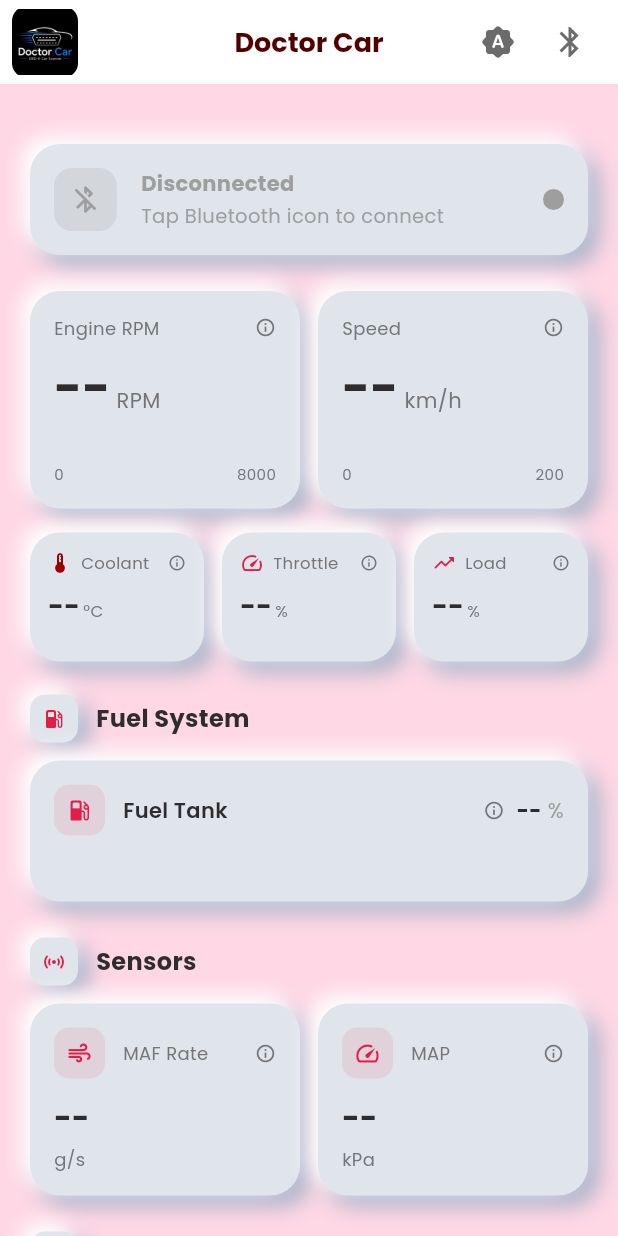
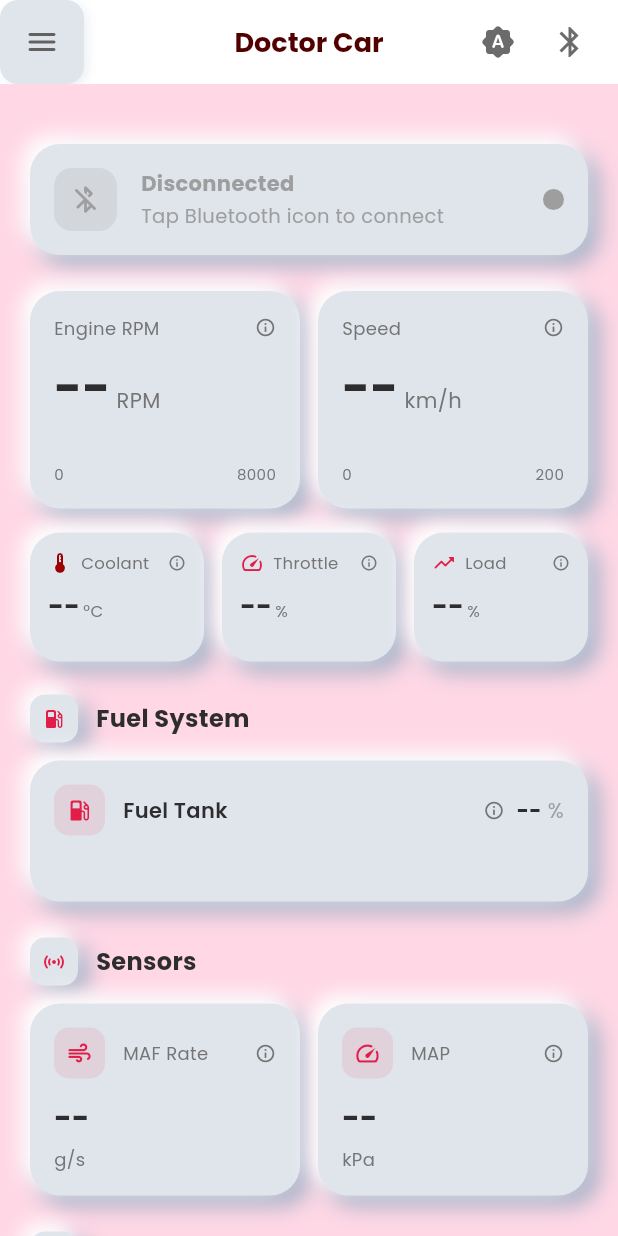
Before and after one commit to clawdy31/obd-car-scanner, a Flutter app: the screen it shows after launch, on a phone screen of 412 x 824 dp. Run offline on Flutter 3.47's test engine with Material 3 defaults, Android fonts, the light colour scheme and no system bars; our stand-ins replace flutter_blue_plus, flutter_bluetooth_serial, google_fonts, permission_handler, shared_preferences; statements that could not run were skipped.

Commit message:
Replace app icon with neumorphic three-line menu icon

```diff
--- a/lib/main.dart
+++ b/lib/main.dart
@@ -138,12 +138,22 @@ class _MainScreenState extends State<MainScreen> {
           builder: (ctx) => GestureDetector(
             onTap: () => Scaffold.of(ctx).openDrawer(),
             child: Container(
-              margin: const EdgeInsets.only(left: 4),
-              padding: const EdgeInsets.all(4),
-              child: ClipRRect(
-                borderRadius: BorderRadius.circular(10),
-                child: Image.asset('assets/icons/app_icon.png', width: 40, height: 40),
+              width: 40,
+              height: 40,
+              decoration: BoxDecoration(
+                color: isDark ? NeuColors.darkBg : NeuColors.lightBg,
+                borderRadius: BorderRadius.circular(12),
+                boxShadow: isDark
+                    ? [
+                        BoxShadow(color: NeuColors.darkShadowLight, offset: const Offset(-2, -2), blurRadius: 6, spreadRadius: -1),
+                        BoxShadow(color: NeuColors.darkShadowDark.withAlpha(128), offset: const Offset(2, 2), blurRadius: 6, spreadRadius: -1),
+                      ]
+                    : [
+                        BoxShadow(color: NeuColors.lightShadowDark.withAlpha(77), offset: const Offset(2, 2), blurRadius: 6, spreadRadius: -1),
+                        BoxShadow(color: NeuColors.lightShadowLight, offset: const Offset(-2, -2), blurRadius: 6, spreadRadius: -1),
+                      ],
               ),
+              child: Icon(Icons.menu_rounded, color: isDark ? Colors.white70 : Colors.grey[700], size: 24),
             ),
           ),
         ),
```
